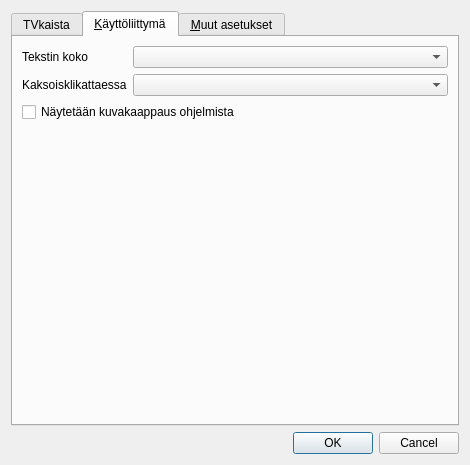
thelineva/tvkaistagui, file settingsdialog.ui: the form before one commit.
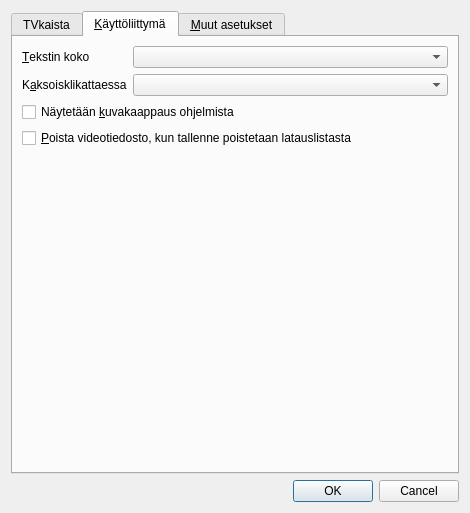
The form after the commit. The open tabs and pages were chosen to show the change.

Commit message: Asetukset-ikkunasta voidaan määrittää, poistetaanko videotiedosto samalla, kun tallenne poistetaan latauslistasta

Diff of the .ui file:
```diff
--- a/settingsdialog.ui
+++ b/settingsdialog.ui
@@ -7,7 +7,7 @@
     <x>0</x>
     <y>0</y>
     <width>470</width>
-    <height>465</height>
+    <height>513</height>
    </rect>
   </property>
   <property name="windowTitle">
@@ -225,7 +225,10 @@
          <item row="0" column="0">
           <widget class="QLabel" name="fontSizeLabel">
            <property name="text">
-            <string>Tekstin koko</string>
+            <string>&amp;Tekstin koko</string>
+           </property>
+           <property name="buddy">
+            <cstring>fontSizeComboBox</cstring>
            </property>
           </widget>
          </item>
@@ -235,7 +238,10 @@
          <item row="1" column="0">
           <widget class="QLabel" name="doubleClickLabel">
            <property name="text">
-            <string>Kaksoisklikattaessa</string>
+            <string>K&amp;aksoisklikattaessa</string>
+           </property>
+           <property name="buddy">
+            <cstring>doubleClickComboBox</cstring>
            </property>
           </widget>
          </item>
@@ -249,7 +255,7 @@
          <item>
           <widget class="QCheckBox" name="posterCheckBox">
            <property name="text">
-            <string>Näytetään kuvakaappaus ohjelmista</string>
+            <string>Näytetään &amp;kuvakaappaus ohjelmista</string>
            </property>
           </widget>
          </item>
@@ -268,6 +274,30 @@
          </item>
         </layout>
        </item>
+       <item>
+        <layout class="QHBoxLayout" name="horizontalLayout_8">
+         <item>
+          <widget class="QCheckBox" name="deleteFromDiskCheckBox">
+           <property name="text">
+            <string>&amp;Poista videotiedosto, kun tallenne poistetaan latauslistasta</string>
+           </property>
+          </widget>
+         </item>
+         <item>
+          <spacer name="horizontalSpacer_3">
+           <property name="orientation">
+            <enum>Qt::Horizontal</enum>
+           </property>
+           <property name="sizeHint" stdset="0">
+            <size>
+             <width>40</width>
+             <height>20</height>
+            </size>
+           </property>
+          </spacer>
+         </item>
+        </layout>
+       </item>
        <item>
         <spacer name="verticalSpacer_2">
          <property name="orientation">
```
Left out of the diff: 2 changed lines with no effect on the pictures. The commit also changes 4 other files.
